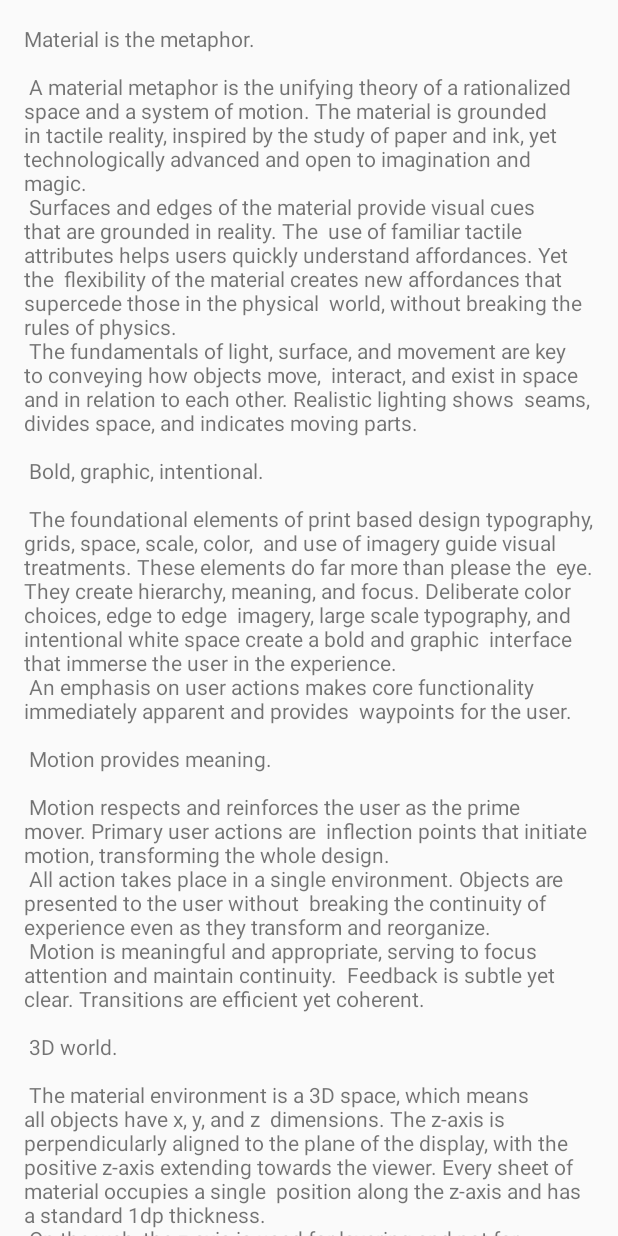
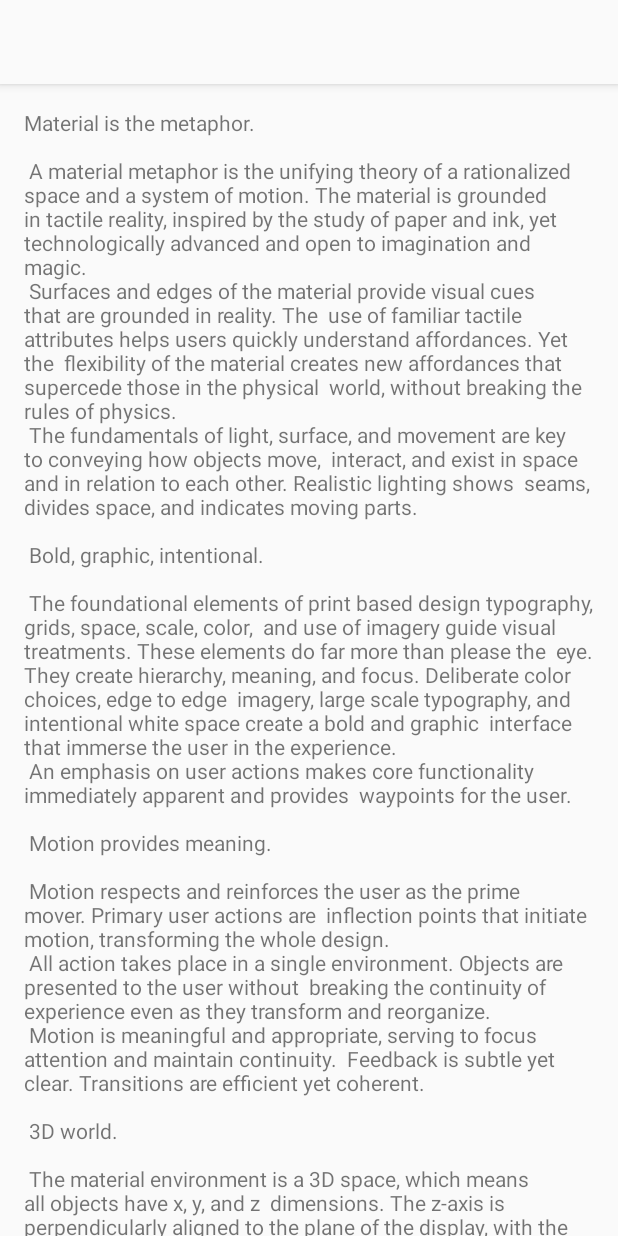
Before and after one commit to erikjhordan-rey/oreilly-books-android, an Android app: the layout books_fragment.xml on its own in the app's theme, with its tools: preview values and no code run, on a phone screen of 412 x 824 dp. Run offline under Robolectric (Android 15) with nearby library versions, the phone set to English and light mode, and no system bars.

Commit message:
added new style on books ui

```diff
--- a/app/build.gradle
+++ b/app/build.gradle
@@ -37,13 +37,13 @@ dependencies {
   compile squareDependencies.okHttp
   compile squareDependencies.picasso
 
-  compile             butterknife
+  compile butterknife
   kapt butterknifeCompiler
 
   compile rxDependencies.rxJava
   compile rxDependencies.rxAndroid
 
-  compile             daggerDependencies.dagger
+  compile daggerDependencies.dagger
   kapt daggerDependencies.daggerCompiler
-  provided            daggerDependencies.daggerAnnotations
+  provided daggerDependencies.daggerAnnotations
 }
--- a/app/src/main/AndroidManifest.xml
+++ b/app/src/main/AndroidManifest.xml
@@ -11,8 +11,7 @@
       android:theme="@style/AppTheme">
     <activity
         android:name=".view.activity.OreillyActivity"
-        android:label="@string/app_name"
-        android:theme="@style/AppTheme.NoActionBar">
+        android:label="@string/app_name">
       <intent-filter>
         <action android:name="android.intent.action.MAIN"/>
 
--- a/app/src/main/res/layout/books_fragment.xml
+++ b/app/src/main/res/layout/books_fragment.xml
@@ -1,16 +1,44 @@
-<android.support.v4.widget.NestedScrollView xmlns:android="http://schemas.android.com/apk/res/android"
+<android.support.design.widget.CoordinatorLayout
+    xmlns:android="http://schemas.android.com/apk/res/android"
     xmlns:app="http://schemas.android.com/apk/res-auto"
-    xmlns:tools="http://schemas.android.com/tools"
     android:layout_width="match_parent"
     android:layout_height="match_parent"
-    app:layout_behavior="@string/appbar_scrolling_view_behavior"
-    tools:context=".view.activity.OreillyActivity"
-    tools:showIn="@layout/oreilly_activity">
+    >
+
+  <android.support.design.widget.AppBarLayout
+      android:layout_width="match_parent"
+      android:layout_height="wrap_content"
+      >
+
+    <android.support.v7.widget.Toolbar
+        android:id="@+id/toolbar"
+        android:layout_width="match_parent"
+        android:layout_height="?attr/actionBarSize"
+        android:background="?attr/colorPrimary"
+        app:layout_scrollFlags="scroll|enterAlways"
+        app:popupTheme="@style/AppTheme.PopupOverlay"
+        />
+
+  </android.support.design.widget.AppBarLayout>
+
+
+  <android.support.v4.widget.NestedScrollView xmlns:android="http://schemas.android.com/apk/res/android"
+      xmlns:app="http://schemas.android.com/apk/res-auto"
+      xmlns:tools="http://schemas.android.com/tools"
+      android:layout_width="match_parent"
+      android:layout_height="match_parent"
+      app:layout_behavior="@string/appbar_scrolling_view_behavior"
+      tools:context=".view.activity.OreillyActivity"
+      tools:showIn="@layout/oreilly_activity"
+      >
 
     <TextView
         android:layout_width="wrap_content"
         android:layout_height="wrap_content"
         android:layout_margin="@dimen/text_margin"
-        android:text="@string/large_text" />
+        android:text="@string/large_text"
+        />
 
-</android.support.v4.widget.NestedScrollView>
+  </android.support.v4.widget.NestedScrollView>
+
+</android.support.design.widget.CoordinatorLayout>
--- a/app/src/main/res/values/colors.xml
+++ b/app/src/main/res/values/colors.xml
@@ -1,6 +1,6 @@
 <?xml version="1.0" encoding="utf-8"?>
 <resources>
   <color name="colorPrimary">#FAFAFA</color>
-  <color name="colorPrimaryDark">#EEEEEE</color>
-  <color name="colorAccent">#44DE96</color>
+  <color name="colorPrimaryDark">#7C4DFF</color>
+  <color name="colorAccent">#69F0AE</color>
 </resources>
--- a/app/src/main/res/values/styles.xml
+++ b/app/src/main/res/values/styles.xml
@@ -1,21 +1,14 @@
 <resources>
 
-    <!-- Base application theme. -->
-    <style name="AppTheme" parent="Theme.AppCompat.Light.DarkActionBar">
-        <!-- Customize your theme here. -->
-        <item name="colorPrimary">@color/colorPrimary</item>
-        <item name="colorPrimaryDark">@color/colorPrimaryDark</item>
-        <item name="colorAccent">@color/colorAccent</item>
-    </style>
+  <style name="AppTheme" parent="Theme.AppCompat.Light.NoActionBar">
+    <item name="colorPrimary">@color/colorPrimary</item>
+    <item name="colorPrimaryDark">@color/colorPrimaryDark</item>
+    <item name="colorAccent">@color/colorAccent</item>
+  </style>
 
-    <style name="AppTheme.NoActionBar">
-        <item name="windowActionBar">false</item>
-        <item name="windowNoTitle">true</item>
-    </style>
+  <style name="AppTheme.AppBarOverlay" parent="ThemeOverlay.AppCompat.Dark.ActionBar"/>
 
-    <style name="AppTheme.AppBarOverlay" parent="ThemeOverlay.AppCompat.Dark.ActionBar" />
-
-    <style name="AppTheme.PopupOverlay" parent="ThemeOverlay.AppCompat.Light" />
+  <style name="AppTheme.PopupOverlay" parent="ThemeOverlay.AppCompat.Light"/>
 
 
 </resources>
--- a/gradle-scripts/dependencies.gradle
+++ b/gradle-scripts/dependencies.gradle
@@ -5,10 +5,9 @@ ext{
   minSdkVersion = 15
   targetSdkVersion = 25
   compileSdkVersion = 25
-  buildToolsVersion = '25.0.2'
+  buildToolsVersion = '26.0.0'
   versionCode = 1
   versionName = '1.0'
-
 
   // kotlin
 
@@ -19,7 +18,7 @@ ext{
   // Support Libraries
 
   supportPackage = 'com.android.support'
-  supportVersion = '25.1.0'
+  supportVersion = '25.3.1'
 
   supportDependencies = [
       appCompat : dependency(supportPackage, 'appcompat-v7', supportVersion),
```
Also changed, not shown: app/src/main/res/layout/oreilly_activity.xml (+3 -31 lines).
